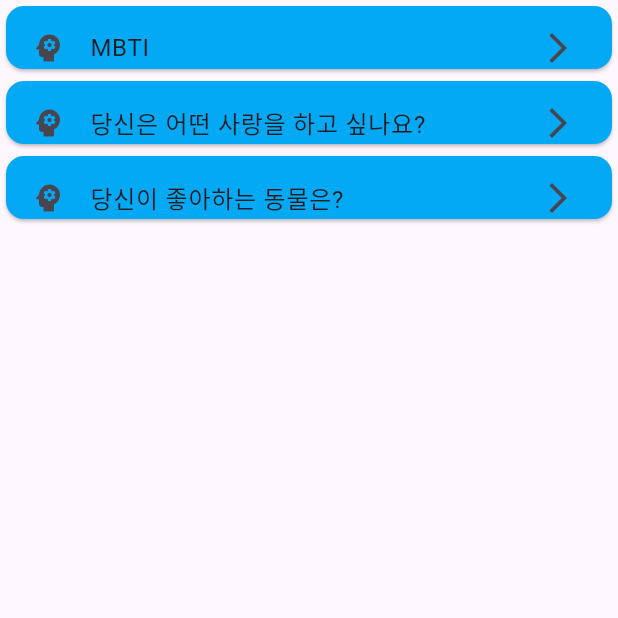
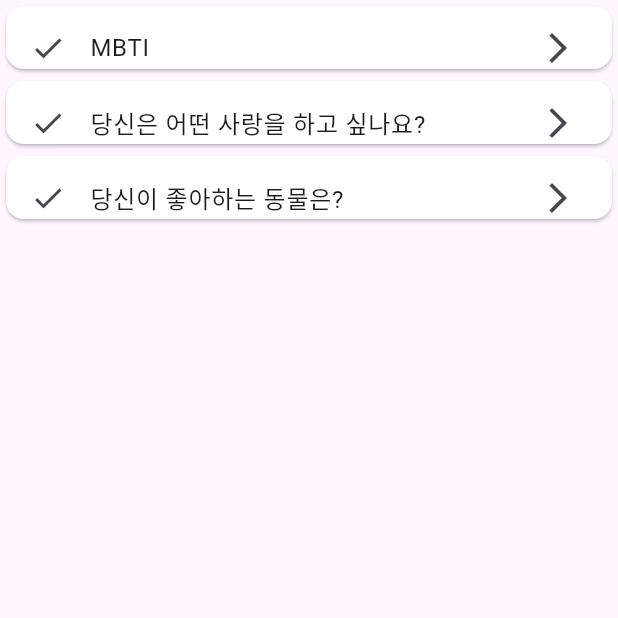
Before and after one commit to grootwo/Flutter-studying, a Flutter app: the screen it shows after launch, on a phone screen of 412 x 824 dp, the top half of it. Run offline on Flutter 3.47's test engine with Material 3 defaults, Android fonts, the phone set to English and light mode, and no system bars; our stand-ins replace firebase_analytics, firebase_core, flutter_time_picker_spinner, shared_preferences; accounts and stored records are empty.

Commit message:
design: edit style

```diff
--- a/mobile-programming-lecture/personality_test/lib/main/mainlist_page.dart
+++ b/mobile-programming-lecture/personality_test/lib/main/mainlist_page.dart
@@ -84,9 +84,9 @@ class _MainPage extends State<MainPage> {
                       child: SizedBox(
                         height: 50,
                         child: Card(
-                          color: Colors.lightBlue,
+                          color: Colors.white,
                           child: ListTile(
-                            leading: Icon(Icons.psychology),
+                            leading: Icon(Icons.check),
                             title: Text(list['questions'][index]['title']),
                             trailing: const Icon(Icons.arrow_forward_ios),
                           )
```
